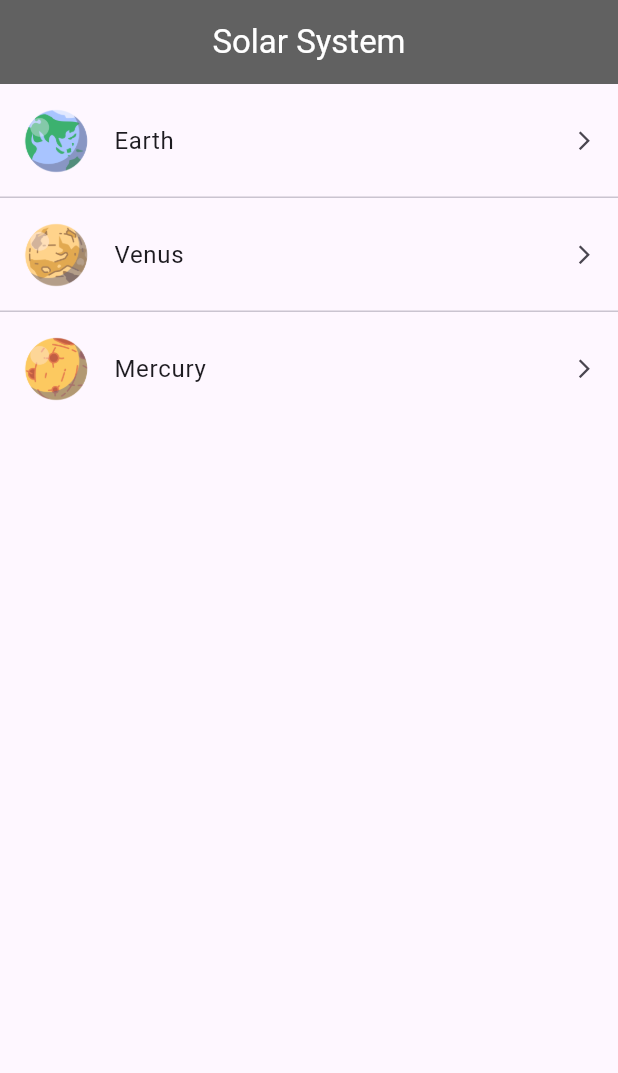
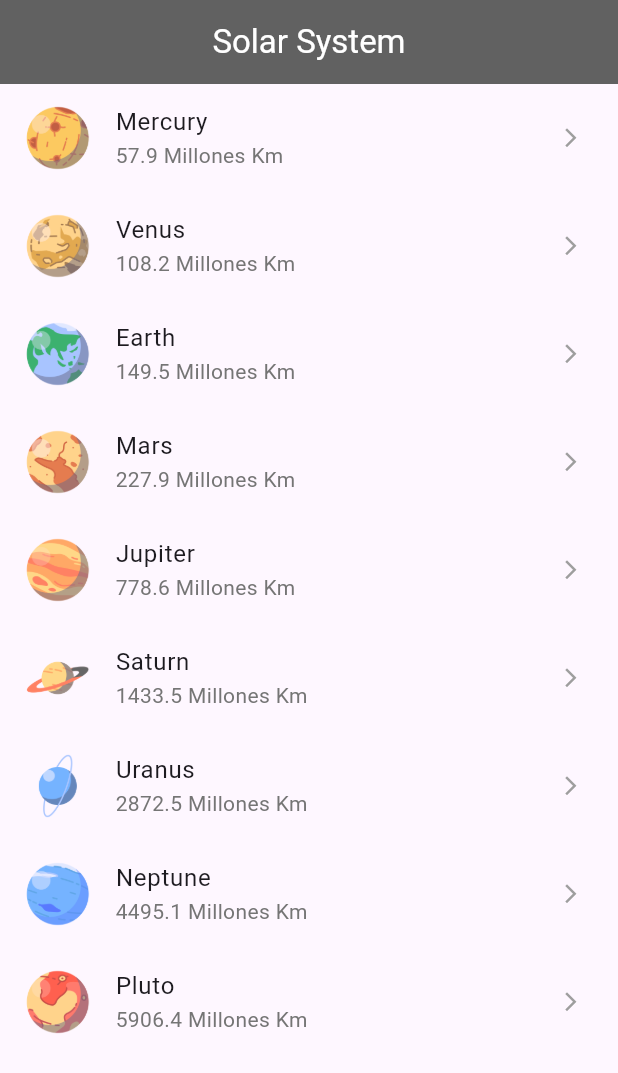
Before and after one commit to k0alita/solar-system-app, a Flutter app: the screen it shows after launch, on a phone screen of 412 x 824 dp. Shown: the top 1073 px of the screen. Run offline on Flutter 3.47's test engine with Material 3 defaults, Android fonts, the phone set to English and light mode, and no system bars.

Commit message:
Sprint 3: Lista dinamica dependiendo del numero de planetas en el archivo planet_data y creacion de clase de modelo para los planetas

```diff
--- /dev/null
+++ b/lib/models/planet.dart
@@ -0,0 +1,11 @@
+class Planet {
+  final String name;
+  final String distance;
+  final String image;
+
+  const Planet({
+    required this.name,
+    required this.distance,
+    required this.image,
+  });
+}
--- /dev/null
+++ b/lib/planet_data.dart
@@ -0,0 +1,53 @@
+import 'models/planet.dart';
+
+class PlanetProvider {
+  static List<Planet> getPlanets() {
+    return const [
+      Planet(
+        name: 'Mercury',
+        distance: '57.9 Millones Km',
+        image: 'assets/images/mercury.png',
+      ),
+      Planet(
+        name: 'Venus',
+        distance: '108.2 Millones Km',
+        image: 'assets/images/venus.png',
+      ),
+      Planet(
+        name: 'Earth',
+        distance: '149.5 Millones Km',
+        image: 'assets/images/earth.png',
+      ),
+      Planet(
+        name: 'Mars',
+        distance: '227.9 Millones Km',
+        image: 'assets/images/mars.png',
+      ),
+      Planet(
+        name: 'Jupiter',
+        distance: '778.6 Millones Km',
+        image: 'assets/images/jupiter.png',
+      ),
+      Planet(
+        name: 'Saturn',
+        distance: '1433.5 Millones Km',
+        image: 'assets/images/saturn.png',
+      ),
+      Planet(
+        name: 'Uranus',
+        distance: '2872.5 Millones Km',
+        image: 'assets/images/uranus.png',
+      ),
+      Planet(
+        name: 'Neptune',
+        distance: '4495.1 Millones Km',
+        image: 'assets/images/neptune.png',
+      ),
+      Planet(
+        name: 'Pluto',
+        distance: '5906.4 Millones Km',
+        image: 'assets/images/pluto.png',
+      ),
+    ];
+  }
+}
--- a/lib/screens/solar_screen.dart
+++ b/lib/screens/solar_screen.dart
@@ -1,4 +1,6 @@
 import 'package:flutter/material.dart';
+import '../models/planet.dart';
+import '../planet_data.dart';
 
 class SolarScreen extends StatefulWidget {
   const SolarScreen({super.key});
@@ -8,15 +10,25 @@ class SolarScreen extends StatefulWidget {
 }
 
 class _SolarScreenState extends State<SolarScreen> {
-  Widget crearTile(String imagen, String texto) {
+  final List<Planet> planets = PlanetProvider.getPlanets();
+
+  Widget crearTile(Planet planet) {
     return ListTile(
-      contentPadding: const EdgeInsets.symmetric(horizontal: 15.0, vertical: 10.0),      leading: Image.asset(
-        imagen,
+      leading: Image.asset(
+        planet.image,
         width: 45,
         height: 45,
       ),
-      title: Text(texto),
-      trailing: const Icon(Icons.arrow_forward_ios, size: 15,),
+      title: Text(planet.name),
+      subtitle: Text(
+        planet.distance,
+        style: TextStyle(color: Colors.grey[600]),
+      ),
+      trailing: const Icon(
+        Icons.arrow_forward_ios,
+        color: Colors.grey,
+        size: 15,
+      ),
     );
   }
 
@@ -28,15 +40,11 @@ class _SolarScreenState extends State<SolarScreen> {
         centerTitle: true,
         backgroundColor: Colors.grey.shade700,
       ),
-      body: ListView(
-        children: ListTile.divideTiles(
-          context: context,
-          tiles: [
-            crearTile("assets/images/earth.png", "Earth"),
-            crearTile("assets/images/venus.png", "Venus"),
-            crearTile("assets/images/mercury.png", "Mercury"),
-          ],
-        ).toList(),
+      body: ListView.builder(
+        itemCount: planets.length,
+        itemBuilder: (context, index) {
+          return crearTile(planets[index]);
+        },
       ),
     );
   }
```
